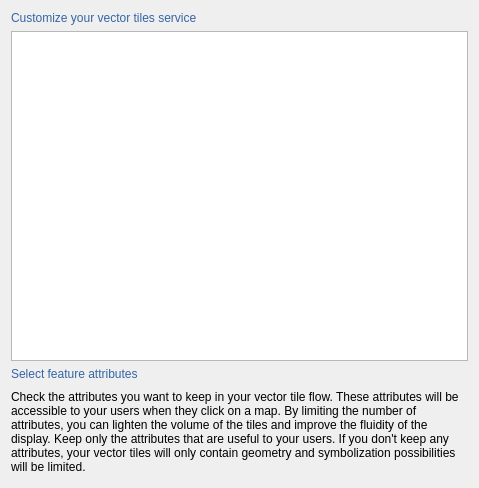
JulesGrillot/plugin-qgis-geoplateforme, file geotuileur/gui/tile_creation/qwp_tile_generation_fields_selection.ui: the form before one commit.
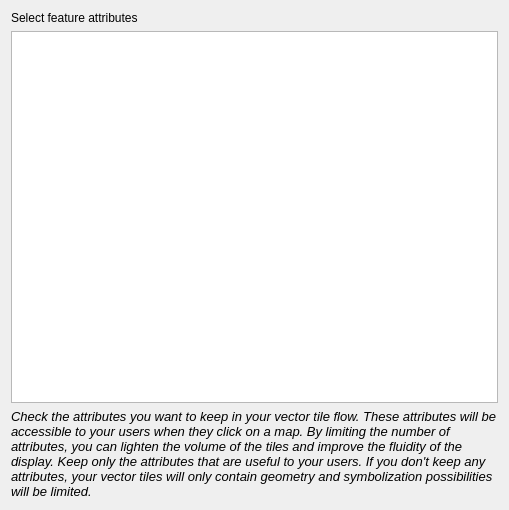
The form after the commit.

What changed in the file:
```diff
--- a/geotuileur/gui/tile_creation/qwp_tile_generation_fields_selection.ui
+++ b/geotuileur/gui/tile_creation/qwp_tile_generation_fields_selection.ui
@@ -6,8 +6,8 @@
    <rect>
     <x>0</x>
     <y>0</y>
-    <width>479</width>
-    <height>488</height>
+    <width>509</width>
+    <height>510</height>
    </rect>
   </property>
   <property name="windowTitle">
@@ -21,16 +21,9 @@
     <widget class="QTreeView" name="tw_table_relation"/>
    </item>
    <item row="0" column="0">
-    <widget class="QLabel" name="lbl_attributes">
-     <property name="autoFillBackground">
-      <bool>true</bool>
-     </property>
-     <property name="styleSheet">
-      <string notr="true">font: 75 13pt &quot;Ubuntu Condensed&quot;;
-color: rgb(52, 101, 164);</string>
-     </property>
+    <widget class="QLabel" name="lbl_choose">
      <property name="text">
-      <string>Customize your vector tiles service</string>
+      <string>Select feature attributes</string>
      </property>
     </widget>
    </item>
@@ -42,8 +35,13 @@
        <height>90</height>
       </size>
      </property>
-     <property name="styleSheet">
-      <string notr="true">font: 75 10pt &quot;Ubuntu Condensed&quot;;</string>
+     <property name="font">
+      <font>
+       <pointsize>10</pointsize>
+       <weight>9</weight>
+       <italic>true</italic>
+       <bold>false</bold>
+      </font>
      </property>
      <property name="text">
       <string>Check the attributes you want to keep in your vector tile flow. These attributes will be accessible to your users when they click on a map. By limiting the number of attributes, you can lighten the volume of the tiles and improve the fluidity of the display. Keep only the attributes that are useful to your users. If you don't keep any attributes, your vector tiles will only contain geometry and symbolization possibilities will be limited.</string>
@@ -53,17 +51,6 @@
      </property>
     </widget>
    </item>
-   <item row="2" column="0">
-    <widget class="QLabel" name="lbl_choose">
-     <property name="styleSheet">
-      <string notr="true">font: 75 13pt &quot;Ubuntu Condensed&quot;;
-color: rgb(52, 101, 164);</string>
-     </property>
-     <property name="text">
-      <string>Select feature attributes</string>
-     </property>
-    </widget>
-   </item>
   </layout>
  </widget>
  <resources/>
```
